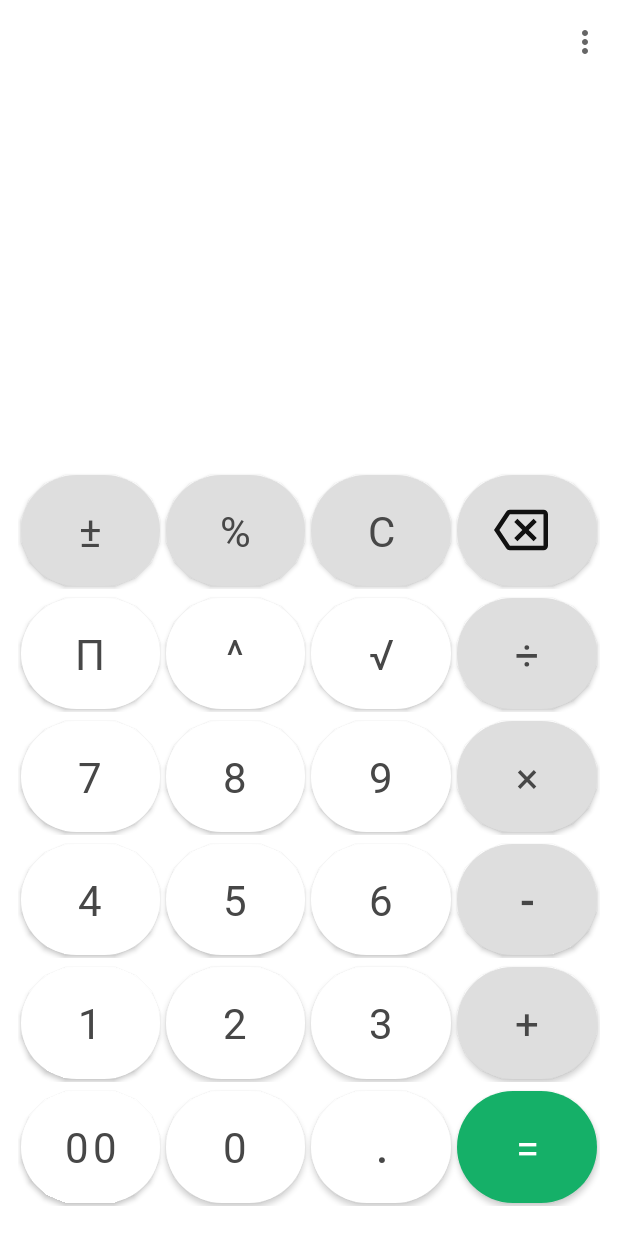
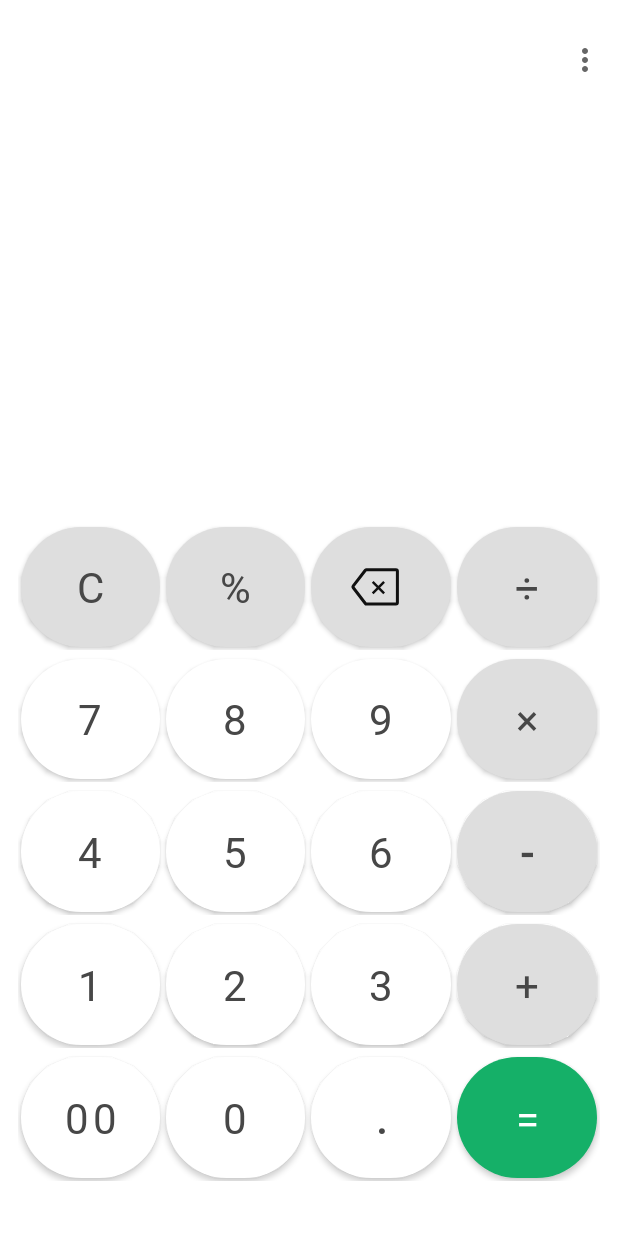
Before and after one commit to Aezikel/Calculator, an Android app: the screen it shows after launch (CalculatorActivity), on a phone screen of 412 x 824 dp. Run offline under Robolectric (Android 15) with nearby library versions, the phone set to English and light mode, and no system bars; our stand-ins replace data binding.

Commit message:
Xml update Fixed Clear btn bug

```diff
--- a/app/build.gradle
+++ b/app/build.gradle
@@ -47,4 +47,6 @@ dependencies {
     testImplementation 'junit:junit:4.13.2'
     androidTestImplementation 'androidx.test.ext:junit:1.1.5'
     androidTestImplementation 'androidx.test.espresso:espresso-core:3.5.1'
+
+    implementation 'org.mariuszgromada.math:MathParser.org-mXparser:5.2.0'
 }
--- a/app/src/main/java/com/example/calculator/CalculatorActivity.java
+++ b/app/src/main/java/com/example/calculator/CalculatorActivity.java
@@ -16,6 +16,8 @@ import android.view.View;
 import android.view.inputmethod.BaseInputConnection;
 import com.example.calculator.databinding.ActivityCalculatorBinding;
 import com.google.android.material.dialog.MaterialAlertDialogBuilder;
+
+import org.mariuszgromada.math.mxparser.Expression;
 
 import java.util.Arrays;
 import java.util.Objects;
@@ -107,6 +109,9 @@ public class CalculatorActivity extends AppCompatActivity {
 
             @Override
             public void onTextChanged(CharSequence charSequence, int i, int i1, int i2) {
+                if (binding.userInputEditText.length() == 0 ){
+                    binding.resultTextviewCalculatorActivity.setText("");
+                }
 
             }
 
@@ -117,6 +122,20 @@ public class CalculatorActivity extends AppCompatActivity {
                     Log.d("FocusRequested", "true");
                 }
                 log();
+
+
+                Expression esp = new Expression(binding.userInputEditText.getText().toString());
+                String result;
+                if (esp.checkSyntax()){
+                    result = String.valueOf(esp.calculate());
+                    if (result.endsWith(".0")){
+                        result = result.replace(".0", "");
+                        binding.resultTextviewCalculatorActivity.setText(result);
+                    }
+                }
+//                else {
+//                    result = "Expression Error";
+//                }
 
             }
         });
@@ -399,8 +418,9 @@ public class CalculatorActivity extends AppCompatActivity {
                 if (TextUtils.isEmpty(binding.userInputEditText.getText())){
                     return;
                 }
-                builder.setLength(0);
+//                builder.setLength(0);
                 binding.userInputEditText.getText().clear();
+                binding.resultTextviewCalculatorActivity.setText("");
                 canDecimal = true;
             }
         });
@@ -417,6 +437,7 @@ public class CalculatorActivity extends AppCompatActivity {
                     }
 //                  builder.deleteCharAt(builder.length() - 1);
                     textFieldInputConnection.sendKeyEvent(new KeyEvent(KeyEvent.ACTION_DOWN, KeyEvent.KEYCODE_DEL));
+
                 }
             }
         });
--- /dev/null
+++ b/app/src/main/res/drawable/clear_button.xml
@@ -0,0 +1,14 @@
+<vector xmlns:android="http://schemas.android.com/apk/res/android"
+    android:width="32dp"
+    android:height="26dp"
+    android:viewportWidth="32"
+    android:viewportHeight="26">
+  <path
+      android:pathData="M15.031,18.224L13.869,17.023L21.477,9.26L22.639,10.47L15.031,18.224ZM21.506,18.224L13.898,10.47L15.061,9.26L22.668,17.023L21.506,18.224Z"
+      android:fillColor="#474747"/>
+  <path
+      android:pathData="M29.932,1.764H10.362C10.051,1.764 9.758,1.909 9.569,2.155L1.535,12.627C1.259,12.986 1.259,13.486 1.535,13.845L9.569,24.317C9.758,24.564 10.051,24.708 10.362,24.708H29.932C30.485,24.708 30.932,24.26 30.932,23.708V2.764C30.932,2.212 30.485,1.764 29.932,1.764Z"
+      android:strokeWidth="2"
+      android:fillColor="#00000000"
+      android:strokeColor="#474747"/>
+</vector>
--- a/app/src/main/res/layout/activity_calculator.xml
+++ b/app/src/main/res/layout/activity_calculator.xml
@@ -7,7 +7,8 @@
     android:background="?attr/colorSurface"
     tools:context=".CalculatorActivity">
 
-    <LinearLayout android:layout_width="match_parent"
+    <LinearLayout
+        android:layout_width="match_parent"
         android:layout_height="match_parent"
         android:orientation="vertical">
 
@@ -15,6 +16,7 @@
             android:id="@+id/toolbar_calculator_activity"
             android:layout_width="match_parent"
             android:layout_height="wrap_content"
+            android:layout_marginTop="@dimen/twelve_dp"
             app:menu="@menu/calculator_menu" />
 
         <com.google.android.material.textfield.TextInputEditText
@@ -22,15 +24,18 @@
             style="@style/views"
             android:layout_width="match_parent"
             android:layout_height="@dimen/zero_dp"
-            android:layout_weight="16.87"
+            android:layout_weight="24"
             android:background="@null"
             android:cursorVisible="true"
             android:fontFamily="@font/roboto_regular"
-            android:gravity="end|center_vertical"
             android:importantForAutofill="no"
             android:paddingHorizontal="@dimen/sixteen_dp"
             android:textCursorDrawable="@drawable/edit_text_cursor"
             android:textSize="@dimen/forty_sp"
+            android:gravity="end|bottom"
+            android:paddingBottom="@dimen/eight_dp"
+            android:maxLines="1"
+            android:inputType="text"
             tools:text="100 × 1234" />
 
         <TextView
@@ -38,41 +43,39 @@
             style="@style/views"
             android:layout_width="match_parent"
             android:layout_height="@dimen/zero_dp"
-            android:layout_marginBottom="@dimen/thirty_two_dp"
-            android:layout_weight="14.70"
+            android:layout_weight="10.73"
             android:fontFamily="@font/roboto_regular"
             android:gravity="end|center_vertical"
             android:paddingHorizontal="@dimen/sixteen_dp"
-            android:paddingTop="@dimen/twenty_three_dp"
-            android:paddingBottom="@dimen/twenty_four_dp"
             android:textSize="@dimen/thirty_two_sp"
             tools:text="123400" />
 
         <LinearLayout
             android:layout_width="match_parent"
             android:layout_height="0dp"
-            android:layout_marginHorizontal="@dimen/twelve_dp"
-            android:layout_marginBottom="@dimen/sixteen_dp"
-            android:layout_weight="68.43"
+            android:layout_weight="65.26"
+            android:paddingTop="@dimen/nineteen_dp"
+            android:paddingHorizontal="@dimen/twelve_dp"
+            android:paddingBottom="@dimen/thirty_two_dp"
             android:orientation="vertical">
 
+
             <LinearLayout
-                android:id="@+id/row_one_calculator_keypad"
+                android:id="@+id/row_two_calculator_keypad"
                 android:layout_width="match_parent"
                 android:layout_height="0dp"
                 android:layout_marginBottom="@dimen/four_dp"
                 android:layout_weight="1"
-                android:orientation="horizontal"
-                tools:ignore="NestedWeights">
+                android:orientation="horizontal">
 
                 <com.google.android.material.button.MaterialButton
-                    android:id="@+id/plus_minus_btn"
+                    android:id="@+id/cancel_btn"
                     style="@style/greyButtonStyle"
                     android:layout_width="@dimen/zero_dp"
                     android:layout_height="match_parent"
                     android:layout_weight="1"
                     android:background="@drawable/round_button"
-                    android:text="@string/negate"
+                    android:text="@string/calc_cancel"
                     />
 
                 <com.google.android.material.button.MaterialButton
@@ -86,64 +89,15 @@
                     />
 
                 <com.google.android.material.button.MaterialButton
-                    android:id="@+id/cancel_btn"
-                    style="@style/greyButtonStyle"
-                    android:layout_width="@dimen/zero_dp"
-                    android:layout_height="match_parent"
-                    android:layout_weight="1"
-                    android:background="@drawable/round_button"
-                    android:text="@string/calc_cancel"
-                    />
-
-                <com.google.android.material.button.MaterialButton
                     android:id="@+id/clear_btn"
                     style="@style/greyButtonStyle"
                     android:layout_width="@dimen/zero_dp"
                     android:layout_height="match_parent"
                     android:layout_weight="1"
                     android:background="@drawable/round_button"
-                    app:icon="@drawable/ic_outline_backspace_24"
+                    app:icon="@drawable/clear_button"
                     app:iconGravity="textStart"
                     app:iconTint="?attr/colorOnSurface"
-                    />
-
-            </LinearLayout>
-            <LinearLayout
-                android:id="@+id/row_two_calculator_keypad"
-                android:layout_width="match_parent"
-                android:layout_height="0dp"
-                android:layout_marginBottom="@dimen/four_dp"
-                android:layout_weight="1"
-                android:orientation="horizontal">
-
-                <com.google.android.material.button.MaterialButton
-                    android:id="@+id/pi_btn"
-                    style="@style/buttonStyle"
-                    android:layout_width="@dimen/zero_dp"
-                    android:layout_height="match_parent"
-                    android:layout_weight="1"
-                    android:background="@drawable/round_button"
-                    android:text="@string/pi"
-                    />
-
-                <com.google.android.material.button.MaterialButton
-                    android:id="@+id/raised_power_btn"
-                    style="@style/buttonStyle"
-                    android:layout_width="@dimen/zero_dp"
-                    android:layout_height="match_parent"
-                    android:layout_weight="1"
-                    android:background="@drawable/round_button"
-                    android:text="@string/power"
-                    />
-
-                <com.google.android.material.button.MaterialButton
-                    android:id="@+id/square_root_btn"
-                    style="@style/buttonStyle"
-                    android:layout_width="@dimen/zero_dp"
-                    android:layout_height="match_parent"
-                    android:layout_weight="1"
-                    android:background="@drawable/round_button"
-                    android:text="@string/sqr_root"
                     />
 
                 <com.google.android.material.button.MaterialButton
--- a/app/src/main/res/values/dimens.xml
+++ b/app/src/main/res/values/dimens.xml
@@ -25,4 +25,7 @@
     <dimen name="forty_dp">40dp</dimen>
     <dimen name="forty_sp">40sp</dimen>
     <dimen name="thirty_two_sp">32sp</dimen>
+    <dimen name="nineteen_dp">19dp</dimen>
+    <dimen name="thirteen_dp">13dp</dimen>
+    <dimen name="eight_dp">8dp</dimen>
 </resources>
```
